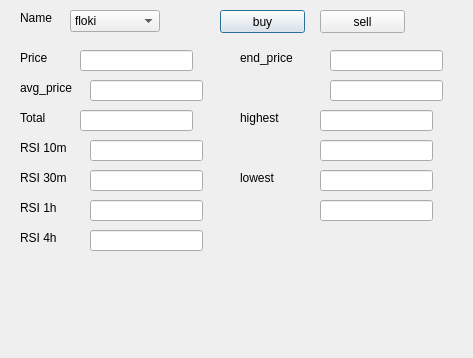
This is pybithumb_project/241221.ui in kdj-star/TIL as Qt 5 draws it before an edit. The edited form follows.
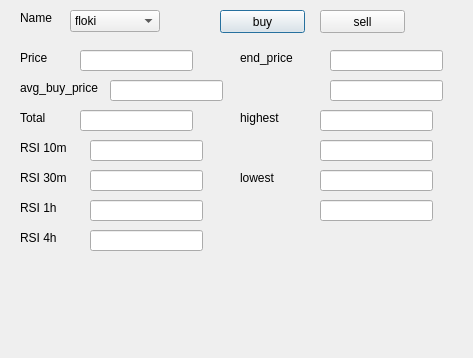
This is the edited form.

What changed in the file:
```diff
--- a/pybithumb_project/241221.ui
+++ b/pybithumb_project/241221.ui
@@ -327,7 +327,7 @@
   <widget class="QLineEdit" name="avg_buying_price">
    <property name="geometry">
     <rect>
-     <x>90</x>
+     <x>110</x>
      <y>80</y>
      <width>113</width>
      <height>21</height>
@@ -339,12 +339,12 @@
     <rect>
      <x>20</x>
      <y>80</y>
-     <width>71</width>
+     <width>91</width>
      <height>16</height>
     </rect>
    </property>
    <property name="text">
-    <string>avg_price</string>
+    <string>avg_buy_price</string>
    </property>
   </widget>
  </widget>
```
